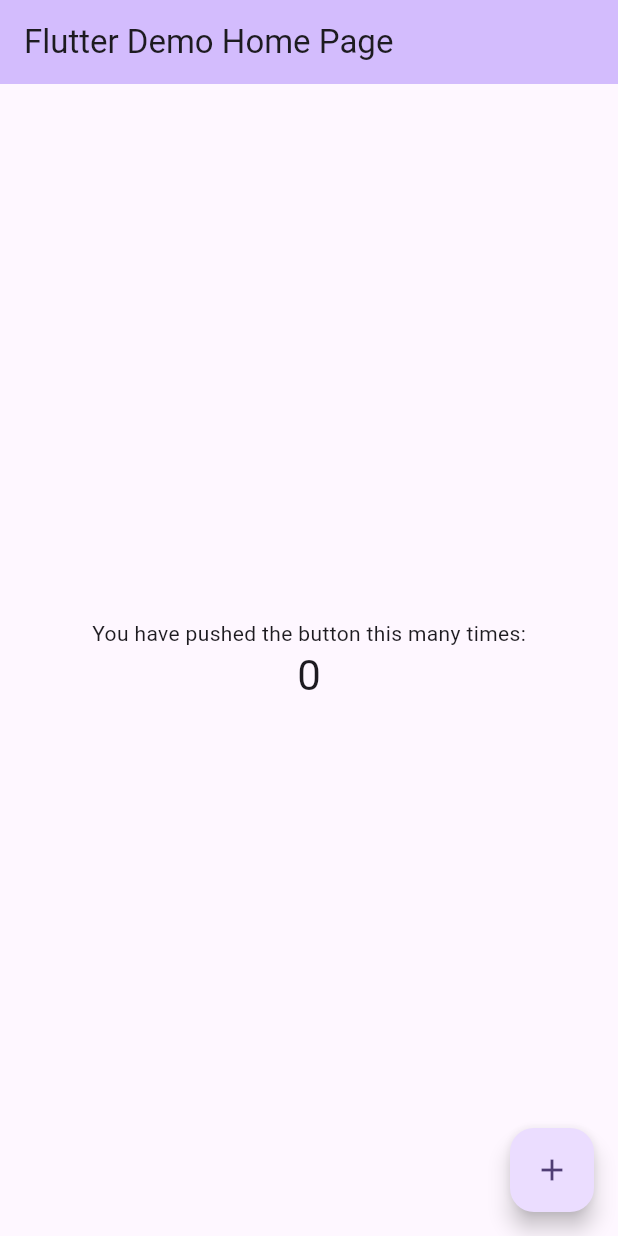
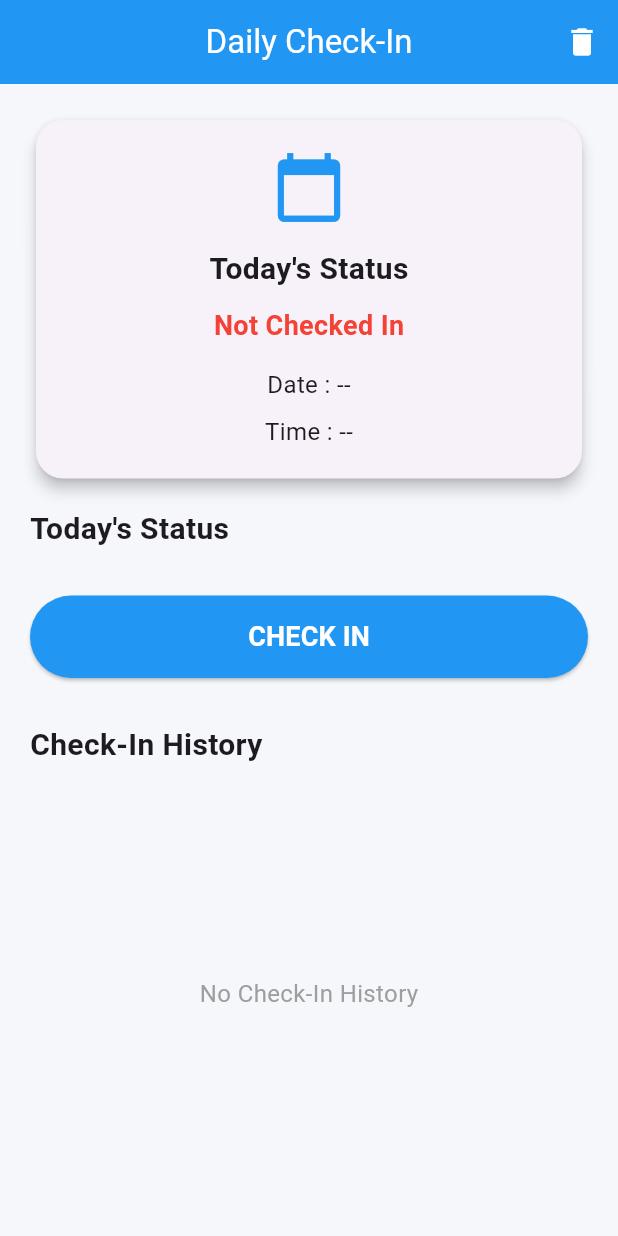
Before and after one commit to ivylinggg/daily_check_in, a Flutter app: the screen it shows after launch, on a phone screen of 412 x 824 dp. Run offline on Flutter 3.47's test engine with Material 3 defaults, Android fonts, the phone set to English and light mode, and no system bars; our stand-ins replace shared_preferences.

Commit message:
Complete Daily Check-In Assignment

```diff
--- /dev/null
+++ b/lib/home_page.dart
@@ -0,0 +1,250 @@
+import 'package:flutter/material.dart';
+import 'package:shared_preferences/shared_preferences.dart';
+
+class HomePage extends StatefulWidget {
+  const HomePage({super.key});
+
+  @override
+  State<HomePage> createState() => _HomePageState();
+}
+
+class _HomePageState extends State<HomePage> {
+  bool checkedIn = false;
+  String checkInDate = "--";
+  String checkInTime = "--";
+
+  List<String> history = [];
+
+  @override
+  void initState() {
+    super.initState();
+    loadData();
+  }
+
+  void checkIn() {
+    DateTime now = DateTime.now();
+
+    setState(() {
+      checkedIn = true;
+
+      checkInDate = "${now.day}/${now.month}/${now.year}";
+      checkInTime = TimeOfDay.now().format(context);
+      history.insert(0, "$checkInDate  $checkInTime");
+    });
+
+    if (history.length > 7) {
+      history.removeLast();
+    }
+
+    saveData();
+
+    showDialog(
+      context: context,
+      builder: (context) {
+        return AlertDialog(
+          title: const Text("Success"),
+          content: Text("Check-In Successful!\n\nTime: $checkInTime"),
+          actions: [
+            TextButton(
+              onPressed: () {
+                Navigator.pop(context);
+              },
+              child: const Text("OK"),
+            ),
+          ],
+        );
+      },
+    );
+  }
+
+  Future<void> saveData() async {
+    final prefs = await SharedPreferences.getInstance();
+
+    await prefs.setBool("checkedIn", checkedIn);
+    await prefs.setString("checkInDate", checkInDate);
+    await prefs.setString("checkInTime", checkInTime);
+    await prefs.setStringList("history", history);
+  }
+
+  Future<void> loadData() async {
+    final prefs = await SharedPreferences.getInstance();
+
+    checkedIn = prefs.getBool("checkedIn") ?? false;
+    checkInDate = prefs.getString("checkInDate") ?? "--";
+    checkInTime = prefs.getString("checkInTime") ?? "--";
+    history = prefs.getStringList("history") ?? [];
+
+    checkToday();
+
+    setState(() {});
+  }
+
+  Future<void> resetData() async {
+    final prefs = await SharedPreferences.getInstance();
+
+    await prefs.clear();
+
+    setState(() {
+      checkedIn = false;
+      checkInDate = "--";
+      checkInTime = "--";
+      history.clear();
+    });
+  }
+
+  void checkToday() {
+    DateTime now = DateTime.now();
+
+    String today = "${now.day}/${now.month}/${now.year}";
+
+    if (checkInDate != today) {
+      checkedIn = false;
+      checkInDate = "--";
+      checkInTime = "--";
+
+      saveData();
+    }
+  }
+
+  @override
+  Widget build(BuildContext context) {
+    return Scaffold(
+      backgroundColor: const Color(0xFFF5F7FB),
+
+      appBar: AppBar(
+        title: const Text("Daily Check-In"),
+        centerTitle: true,
+        backgroundColor: Colors.blue,
+        foregroundColor: Colors.white,
+
+        actions: [
+          IconButton(icon: const Icon(Icons.delete), onPressed: resetData),
+        ],
+      ),
+
+      body: Padding(
+        padding: const EdgeInsets.all(20),
+        child: Column(
+          crossAxisAlignment: CrossAxisAlignment.stretch,
+          children: [
+            Card(
+              elevation: 4,
+              shape: RoundedRectangleBorder(
+                borderRadius: BorderRadius.circular(18),
+              ),
+              child: Padding(
+                padding: const EdgeInsets.all(20),
+                child: Column(
+                  children: [
+                    const Icon(
+                      Icons.calendar_today,
+                      color: Colors.blue,
+                      size: 50,
+                    ),
+
+                    const SizedBox(height: 15),
+
+                    const Text(
+                      "Today's Status",
+                      style: TextStyle(
+                        fontSize: 20,
+                        fontWeight: FontWeight.bold,
+                      ),
+                    ),
+
+                    const SizedBox(height: 10),
+
+                    Text(
+                      checkedIn ? "Checked In" : "Not Checked In",
+                      style: TextStyle(
+                        fontSize: 18,
+                        color: checkedIn ? Colors.green : Colors.red,
+                        fontWeight: FontWeight.bold,
+                      ),
+                    ),
+
+                    const SizedBox(height: 15),
+
+                    Text(
+                      "Date : $checkInDate",
+                      style: const TextStyle(fontSize: 16),
+                    ),
+
+                    const SizedBox(height: 8),
+
+                    Text(
+                      "Time : $checkInTime",
+                      style: const TextStyle(fontSize: 16),
+                    ),
+                  ],
+                ),
+              ),
+            ),
+
+            const SizedBox(height: 15),
+
+            const Text(
+              "Today's Status",
+              style: TextStyle(fontSize: 20, fontWeight: FontWeight.bold),
+            ),
+
+            const SizedBox(height: 30),
+            ElevatedButton(
+              onPressed: checkedIn ? null : checkIn,
+              style: ElevatedButton.styleFrom(
+                backgroundColor: Colors.blue,
+                foregroundColor: Colors.white,
+                minimumSize: const Size(double.infinity, 55),
+              ),
+              child: Text(
+                checkedIn ? "Checked In Today" : "CHECK IN",
+                style: const TextStyle(
+                  fontSize: 18,
+                  fontWeight: FontWeight.bold,
+                ),
+              ),
+            ),
+
+            const SizedBox(height: 30),
+
+            const Text(
+              "Check-In History",
+              style: TextStyle(fontSize: 20, fontWeight: FontWeight.bold),
+            ),
+
+            const SizedBox(height: 10),
+
+            Expanded(
+              child: history.isEmpty
+                  ? const Center(
+                      child: Text(
+                        "No Check-In History",
+                        style: TextStyle(fontSize: 16, color: Colors.grey),
+                      ),
+                    )
+                  : ListView.builder(
+                      itemCount: history.length,
+                      itemBuilder: (context, index) {
+                        return Card(
+                          elevation: 2,
+                          shape: RoundedRectangleBorder(
+                            borderRadius: BorderRadius.circular(12),
+                          ),
+                          child: ListTile(
+                            leading: const CircleAvatar(
+                              backgroundColor: Colors.blue,
+                              child: Icon(Icons.check, color: Colors.white),
+                            ),
+                            title: Text(history[index]),
+                            subtitle: const Text("Successfully Checked In"),
+                          ),
+                        );
+                      },
+                    ),
+            ),
+          ],
+        ),
+      ),
+    );
+  }
+}
--- a/lib/main.dart
+++ b/lib/main.dart
@@ -1,4 +1,5 @@
 import 'package:flutter/material.dart';
+import 'home_page.dart';
 
 void main() {
   runApp(const MyApp());
@@ -7,116 +8,13 @@ void main() {
 class MyApp extends StatelessWidget {
   const MyApp({super.key});
 
-  // This widget is the root of your application.
   @override
   Widget build(BuildContext context) {
     return MaterialApp(
-      title: 'Flutter Demo',
-      theme: ThemeData(
-        // This is the theme of your application.
-        //
-        // TRY THIS: Try running your application with "flutter run". You'll see
-        // the application has a purple toolbar. Then, without quitting the app,
-        // try changing the seedColor in the colorScheme below to Colors.green
-        // and then invoke "hot reload" (save your changes or press the "hot
-        // reload" button in a Flutter-supported IDE, or press "r" if you used
-        // the command line to start the app).
-        //
-        // Notice that the counter didn't reset back to zero; the application
-        // state is not lost during the reload. To reset the state, use hot
-        // restart instead.
-        //
-        // This works for code too, not just values: Most code changes can be
-        // tested with just a hot reload.
-        colorScheme: .fromSeed(seedColor: Colors.deepPurple),
-      ),
-      home: const MyHomePage(title: 'Flutter Demo Home Page'),
+      debugShowCheckedModeBanner: false,
+      title: 'Daily Check-In',
+      theme: ThemeData(primarySwatch: Colors.blue),
+      home: const HomePage(),
     );
   }
 }
-
-class MyHomePage extends StatefulWidget {
-  const MyHomePage({super.key, required this.title});
-
-  // This widget is the home page of your application. It is stateful, meaning
-  // that it has a State object (defined below) that contains fields that affect
-  // how it looks.
-
-  // This class is the configuration for the state. It holds the values (in this
-  // case the title) provided by the parent (in this case the App widget) and
-  // used by the build method of the State. Fields in a Widget subclass are
-  // always marked "final".
-
-  final String title;
-
-  @override
-  State<MyHomePage> createState() => _MyHomePageState();
-}
-
-class _MyHomePageState extends State<MyHomePage> {
-  int _counter = 0;
-
-  void _incrementCounter() {
-    setState(() {
-      // This call to setState tells the Flutter framework that something has
-      // changed in this State, which causes it to rerun the build method below
-      // so that the display can reflect the updated values. If we changed
-      // _counter without calling setState(), then the build method would not be
-      // called again, and so nothing would appear to happen.
-      _counter++;
-    });
-  }
-
-  @override
-  Widget build(BuildContext context) {
-    // This method is rerun every time setState is called, for instance as done
-    // by the _incrementCounter method above.
-    //
-    // The Flutter framework has been optimized to make rerunning build methods
-    // fast, so that you can just rebuild anything that needs updating rather
-    // than having to individually change instances of widgets.
-    return Scaffold(
-      appBar: AppBar(
-        // TRY THIS: Try changing the color here to a specific color (to
-        // Colors.amber, perhaps?) and trigger a hot reload to see the AppBar
-        // change color while the other colors stay the same.
-        backgroundColor: Theme.of(context).colorScheme.inversePrimary,
-        // Here we take the value from the MyHomePage object that was created by
-        // the App.build method, and use it to set our appbar title.
-        title: Text(widget.title),
-      ),
-      body: Center(
-        // Center is a layout widget. It takes a single child and positions it
-        // in the middle of the parent.
-        child: Column(
-          // Column is also a layout widget. It takes a list of children and
-          // arranges them vertically. By default, it sizes itself to fit its
-          // children horizontally, and tries to be as tall as its parent.
-          //
-          // Column has various properties to control how it sizes itself and
-          // how it positions its children. Here we use mainAxisAlignment to
-          // center the children vertically; the main axis here is the vertical
-          // axis because Columns are vertical (the cross axis would be
-          // horizontal).
-          //
-          // TRY THIS: Invoke "debug painting" (choose the "Toggle Debug Paint"
-          // action in the IDE, or press "p" in the console), to see the
-          // wireframe for each widget.
-          mainAxisAlignment: .center,
-          children: [
-            const Text('You have pushed the button this many times:'),
-            Text(
-              '$_counter',
-              style: Theme.of(context).textTheme.headlineMedium,
-            ),
-          ],
-        ),
-      ),
-      floatingActionButton: FloatingActionButton(
-        onPressed: _incrementCounter,
-        tooltip: 'Increment',
-        child: const Icon(Icons.add),
-      ),
-    );
-  }
-}
```
